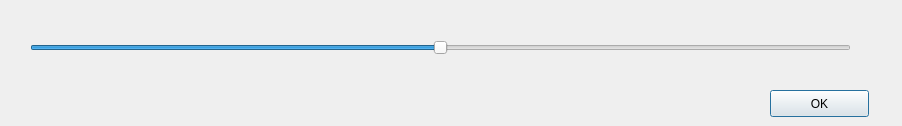
Qt form brightness_slider.ui (soucevi1/python-simple-image-editor) before a commit.
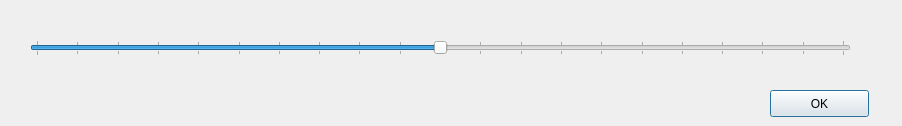
The same form after that commit.

What changed in the file:
```diff
--- a/brightness_slider.ui
+++ b/brightness_slider.ui
@@ -45,6 +45,12 @@
    <property name="orientation">
     <enum>Qt::Horizontal</enum>
    </property>
+   <property name="tickPosition">
+    <enum>QSlider::TicksBothSides</enum>
+   </property>
+   <property name="tickInterval">
+    <number>0</number>
+   </property>
   </widget>
   <widget class="QPushButton" name="brOKButton">
    <property name="geometry">
```
Left out of the diff: 2 changed lines with no effect on the pictures.
